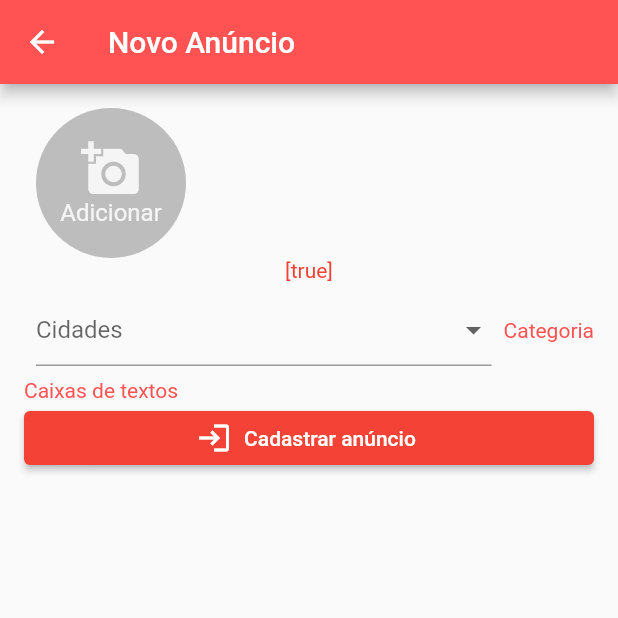
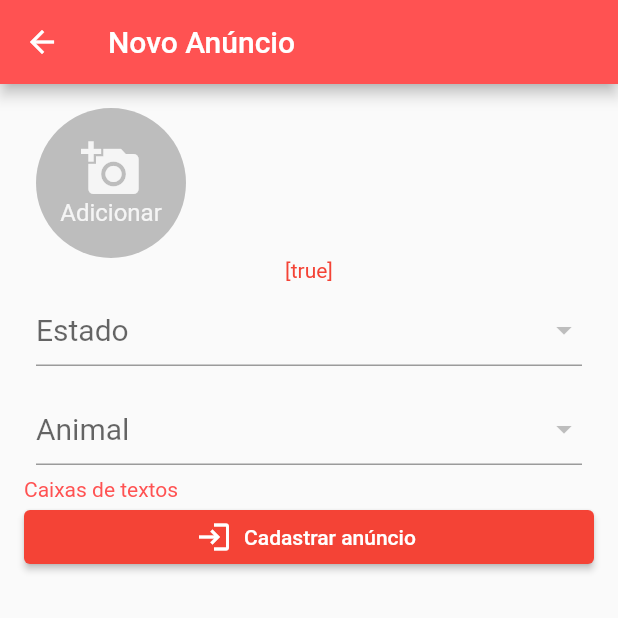
Before and after one commit to Acadi123/pet, a Flutter app: the NovoAnuncio screen opened by its route, after a tap on "Cadastrar anúncio", on a phone screen of 412 x 824 dp, the top half of it. Run offline on Flutter 3.47's test engine with Material 2 defaults, Android fonts, the phone set to English and light mode, and no system bars; our stand-ins replace brasil_fields, cloud_firestore, firebase_auth, firebase_core, image_picker; missing offline and left inert: validadores; accounts and stored records are empty; statements that could not run were skipped.

Commit message:
atualização valores
foi atualizado a lista de valores "novo anuncio"

```diff
--- a/pet_happiness_v1/lib/views/NovoAnuncio.dart
+++ b/pet_happiness_v1/lib/views/NovoAnuncio.dart
@@ -5,6 +5,7 @@ import 'package:flutter/cupertino.dart';
 import 'package:flutter/material.dart';
 import 'package:image_picker/image_picker.dart'; // ignore: import_of_legacy_library_into_null_safe
 import 'package:pet_happiness_v1/views/widgets/BotaoCustomizado.dart';
+import 'package:validadores/Validador.dart';
 
 class NovoAnuncio extends StatefulWidget {
   const NovoAnuncio({Key? key}) : super(key: key);
@@ -46,12 +47,26 @@ class _NovoAnuncioState extends State<NovoAnuncio> {
   }
   _carregarItensDropdown(){
 
-    _listaItensDropEstados.add(
-      DropdownMenuItem(child: Text("Recife"), value: "Recife",)
+    //Cidades
+    //_listaItensDropEstados.add(
+    //  DropdownMenuItem(child: Text("Recife"), value: "Recife",)
+   // );
+    //_listaItensDropEstados.add(
+    //    DropdownMenuItem(child: Text("Camaragibe"), value: "Camaragibe",)
+   // );
+    for ( var estado in Estados.listaEstados){
+      _listaItensDropEstados.add(
+        DropdownMenuItem(child: Text(estado), value: estado,)
+      );
+    }
+    _listaItensDropCategrias.add(
+      DropdownMenuItem(child: Text("Cachorro"), value: "Cachorro",)
     );
-    _listaItensDropEstados.add(
-        DropdownMenuItem(child: Text("Camaragibe"), value: "Camaragibe",)
+    _listaItensDropCategrias.add(
+      DropdownMenuItem(child: Text("Gato"), value: "Gato",)
     );
+
+
 
   }
 
@@ -175,19 +190,48 @@ class _NovoAnuncioState extends State<NovoAnuncio> {
 
               ),
               //Menus Dropdown
-              Row(children: <Widget>[
+              new Wrap(spacing: 4,
+                runSpacing: 2,
+                direction: Axis.horizontal,
+                children: <Widget>[
                 Expanded(
                     child: Padding(
                         padding: EdgeInsets.all(8),
                         child: DropdownButtonFormField(
-                          hint: Text("Cidades"),
+                          hint: Text("Estado"),
+                          style: TextStyle(
+                            color: Colors.black,
+                            fontSize: 20
+                          ),
                           items: _listaItensDropEstados,
+                          validator: (valor){
+                            return Validador().add(Validar.OBRIGATORIO, msg: "Campo Obrigatório").valido("valor");
+                          },
                           onChanged: (valor){
 
                           },
                         ),
-                    )),
-                Text("Categoria"),
+                    ),
+                ),
+                Expanded(
+                  child: Padding(
+                    padding: EdgeInsets.all(8),
+                    child: DropdownButtonFormField(
+                      hint: Text("Animal"),
+                      style: TextStyle(
+                          color: Colors.black,
+                          fontSize: 20
+                      ),
+                      items: _listaItensDropCategrias,
+                      validator: (valor){
+                        return Validador().add(Validar.OBRIGATORIO, msg: "Campo Obrigatório").valido("valor");
+                      },
+                      onChanged: (valor){
+
+                      },
+                    ),
+                  ),
+                ),
               ],),
               //caixas de textos e botões
               Text("Caixas de textos"),
```
